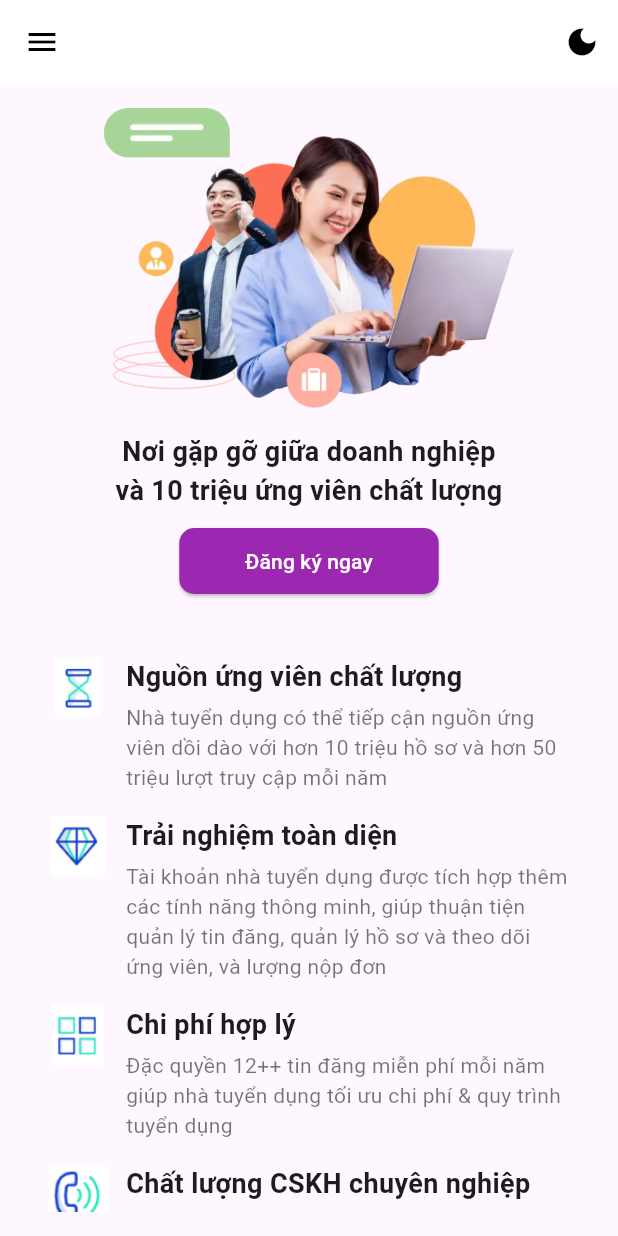
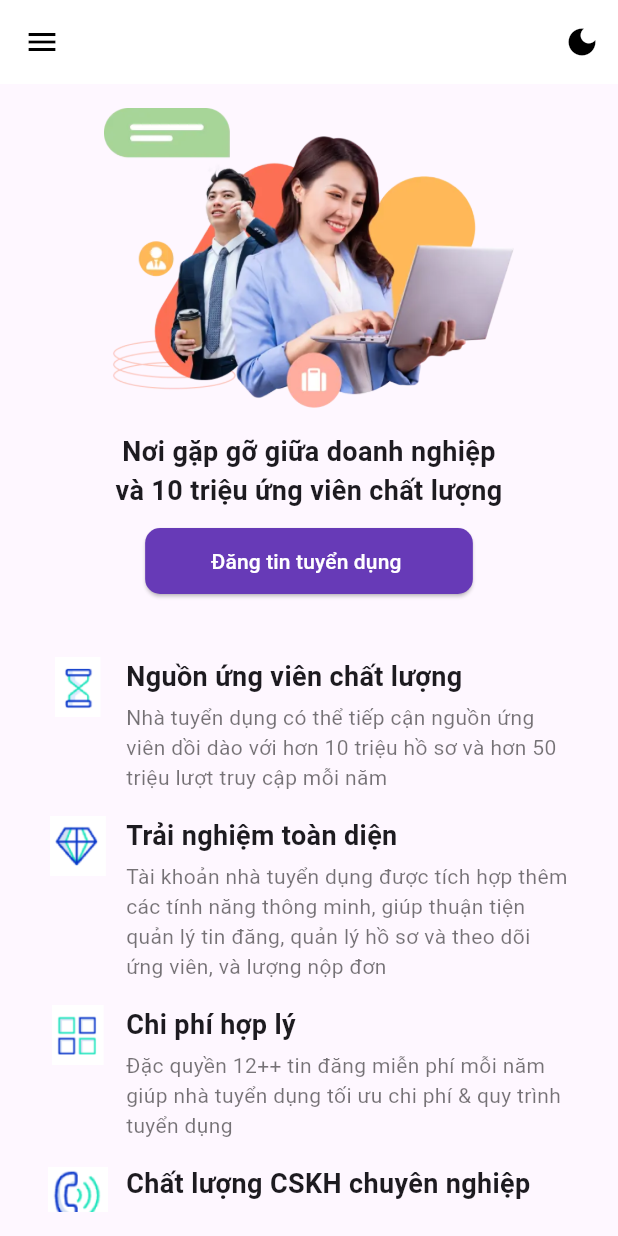
Before and after one commit to ThuPham60232004/flutter_application_project, a Flutter app: the EmployerHomePage screen opened by its route, on a phone screen of 412 x 824 dp. Run offline on Flutter 3.47's test engine with Material 3 defaults, Android fonts, the phone set to English and light mode, and no system bars; our stand-ins replace carousel_slider, file_picker, fluttertoast, image_picker, permission_handler and 2 more; missing offline and left inert: dart:ffi, flutter_pdfview; accounts and stored records are empty.

```diff
--- a/lib/presentation/screens/admin/profile_screen.dart
+++ b/lib/presentation/screens/admin/profile_screen.dart
@@ -215,7 +215,7 @@ class _ProfileDetailScreenState extends State<ProfileDetailScreen> {
   Widget build(BuildContext context) {
     return Scaffold(
       appBar: AppBar(
-        title: const Text('Profile'),
+        title: const Text('Thông tin cá nhân'),
         centerTitle: true,
         flexibleSpace: Container(
         decoration: const BoxDecoration(
--- a/lib/presentation/screens/client/companydetail_screen.dart
+++ b/lib/presentation/screens/client/companydetail_screen.dart
@@ -83,7 +83,7 @@ class _CompanyDetailScreenState extends State<CompanyDetailScreen> {
             ),
             const SizedBox(height: 15),
             Text(
-              widget.company['Tên công ty'] ?? 'Unknown',
+              widget.company['nameCompany'] ?? 'Unknown',
               textAlign: TextAlign.center,
               style: const TextStyle(fontSize: 26, fontWeight: FontWeight.bold),
             ),
@@ -95,7 +95,7 @@ class _CompanyDetailScreenState extends State<CompanyDetailScreen> {
                 const SizedBox(width: 8),
                 Flexible(
                   child: Text(
-                    widget.company['Vị Trí'] ?? 'Unknown',
+                    widget.company['location'] ?? 'Unknown',
                     textAlign: TextAlign.center,
                     style: const TextStyle(fontSize: 16, color: Colors.grey),
                   ),
--- a/lib/presentation/screens/post_job/home_p.dart
+++ b/lib/presentation/screens/post_job/home_p.dart
@@ -48,14 +48,14 @@ class EmployerHomePage extends StatelessWidget {
               SizedBox(height: 10),
               ElevatedButton(
                 style: ElevatedButton.styleFrom(
-                  backgroundColor: Colors.purple,
+                  backgroundColor: Colors.deepPurple,
                   padding: EdgeInsets.symmetric(horizontal: 44, vertical: 12),
                   shape: RoundedRectangleBorder(
                       borderRadius: BorderRadius.circular(10)),
                 ),
                 onPressed: () {},
                 child:
-                    Text("Đăng ký ngay", style: TextStyle(color: Colors.white)),
+                    Text("Đăng tin tuyển dụng ", style: TextStyle(color: Colors.white)),
               ),
             ],
           ),
```
Also changed, not shown: 1 other file.
